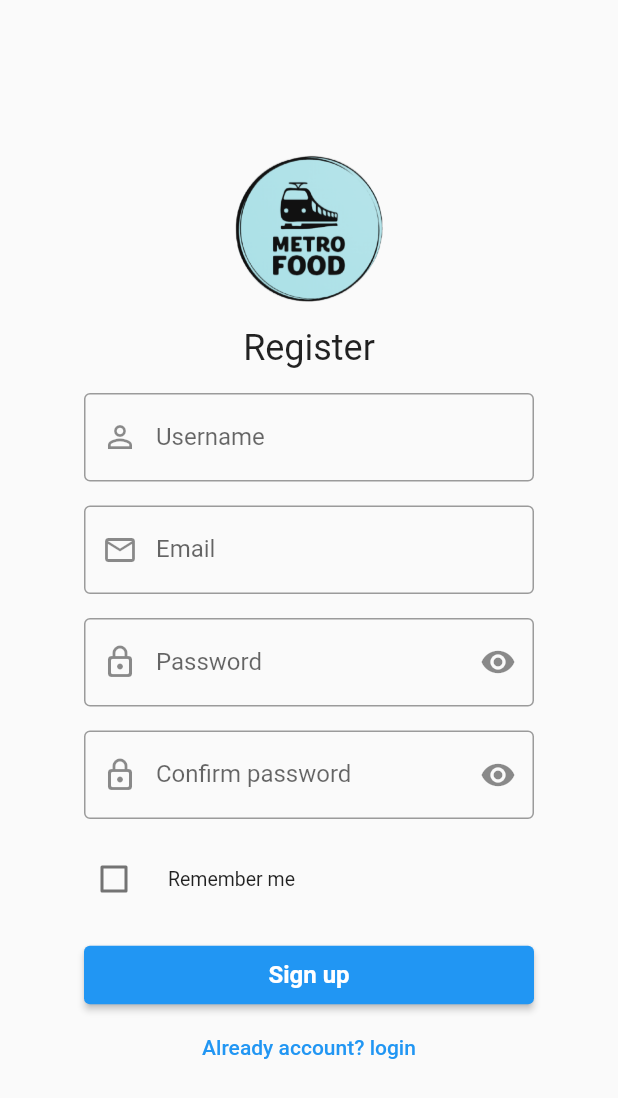
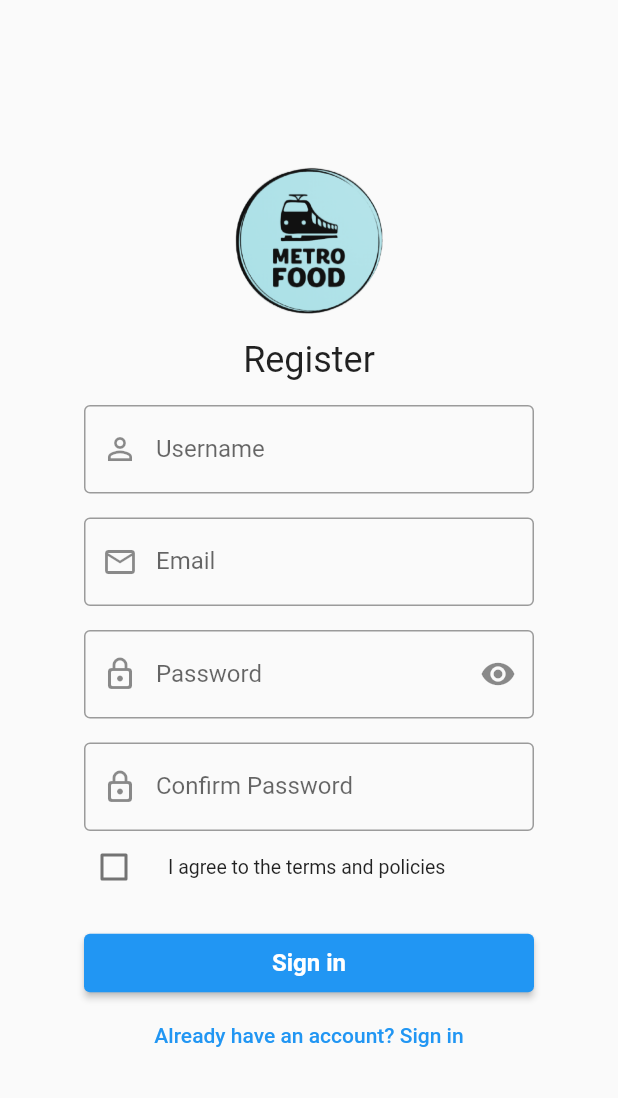
Before and after one commit to Adventure-SWD/Mobile, a Flutter app: the RegisterScreen screen opened by its route, on a phone screen of 412 x 824 dp. Shown: the top 1098 px of the screen. Run offline on Flutter 3.47's test engine with Material 2 defaults, Android fonts, the phone set to English and light mode, and no system bars; our stand-ins replace firebase_auth, firebase_core, firebase_messaging; missing offline and left inert: dart:ffi, firebase_app_check; accounts and stored records are empty; network calls fail.

Commit message:
Update register page

```diff
--- a/lib/regis_page.dart
+++ b/lib/regis_page.dart
@@ -170,10 +170,6 @@ class __FormContentState extends State<_FormContent> {
                   return 'Please enter some text';
                 }
 
-                if (value.length < 6) {
-                  return 'Confirm password must be at least 6 characters';
-                }
-
                 // Kiểm tra confirm password có trùng với password không
                 if (_formKey.currentState?.validate() ?? false) {
                   return 'Password and confirm password must match';
@@ -181,24 +177,13 @@ class __FormContentState extends State<_FormContent> {
 
                 return null;
               },
-              obscureText: !_isPasswordVisible,
-              decoration: InputDecoration(
-                  labelText: 'Confirm password',
-                  hintText: 'Enter your confirm password',
-                  prefixIcon: const Icon(Icons.lock_outline_rounded),
-                  border: const OutlineInputBorder(),
-                  suffixIcon: IconButton(
-                    icon: Icon(_isPasswordVisible
-                        ? Icons.visibility_off
-                        : Icons.visibility),
-                    onPressed: () {
-                      setState(() {
-                        _isPasswordVisible = !_isPasswordVisible;
-                      });
-                    },
-                  )),
+              decoration: const InputDecoration(
+                labelText: 'Confirm Password',
+                hintText: 'Enter your password again',
+                prefixIcon: Icon(Icons.lock_outline_rounded),
+                border: OutlineInputBorder(),
+              ),
             ),
-            _gap(),
             CheckboxListTile(
               value: _rememberMe,
               onChanged: (value) {
@@ -207,7 +192,7 @@ class __FormContentState extends State<_FormContent> {
                   _rememberMe = value;
                 });
               },
-              title: const Text('Remember me'),
+              title: const Text('I agree to the terms and policies'),
               controlAffinity: ListTileControlAffinity.leading,
               dense: true,
               contentPadding: const EdgeInsets.all(0),
@@ -223,26 +208,27 @@ class __FormContentState extends State<_FormContent> {
                 child: const Padding(
                   padding: EdgeInsets.all(10.0),
                   child: Text(
-                    'Sign up',
+                    'Sign in',
                     style: TextStyle(fontSize: 16, fontWeight: FontWeight.bold),
                   ),
                 ),
                 onPressed: () {
-                  signUp();
+                  if (_formKey.currentState?.validate() ?? false) {
+                    /// do something
+                  }
+                  // Dùng để test, bấm chạy vào màn hình chính
+                  Navigator.pushNamed(context, '/home-page');
                 },
               ),
             ),
-            SizedBox(width: double.infinity,
+            SizedBox(
+              width: double.infinity,
               child: TextButton(
                 onPressed: () {
-                  Navigator.push(
-                    context,
-                    MaterialPageRoute(
-                      builder: (context) => const LoginScreen(),
-                    ),
-                  );
+                  signUp();
+                  Navigator.pushNamed(context, '/login-page');
                 },
-                child: const Text('Already account? login'),
+                child: const Text('Already have an account? Sign in'),
               ),
             ),
           ],
@@ -258,9 +244,9 @@ class __FormContentState extends State<_FormContent> {
           email: emailController.text.trim(),
           password: passwordController.text.trim()
       );
+      Navigator.pushNamed(context, '/home-page');
     } on FirebaseAuthException catch (e) {
       //print(e);
-
     }
   }
 }
```
